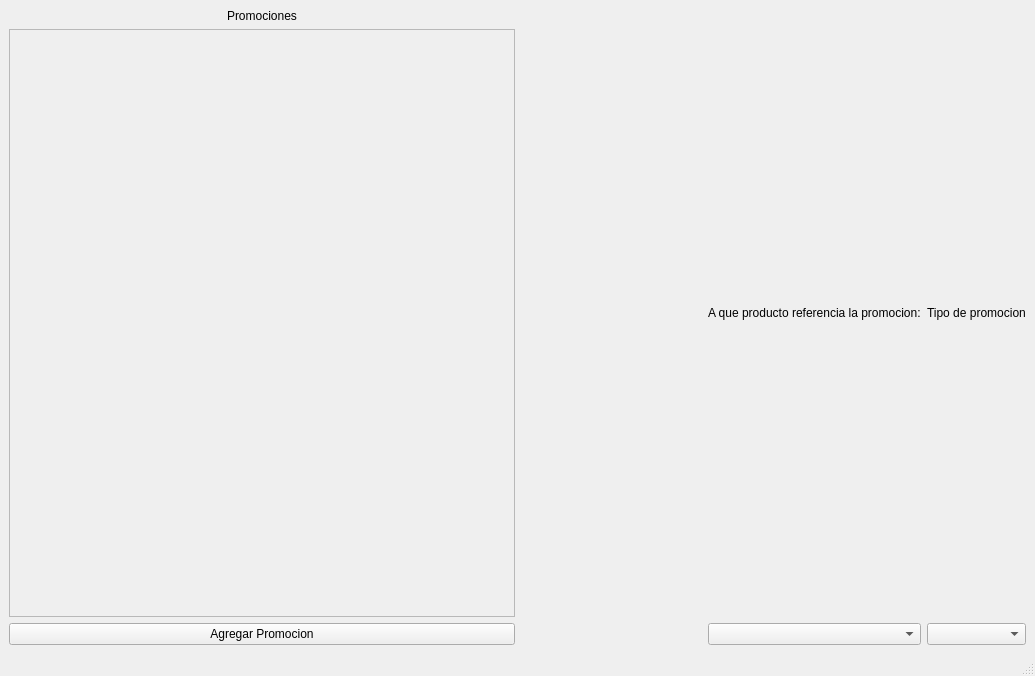
The window that RawInterfaces/Promociones.ui (Ventthos/PollosExpress) describes before a commit, drawn with Qt 5.
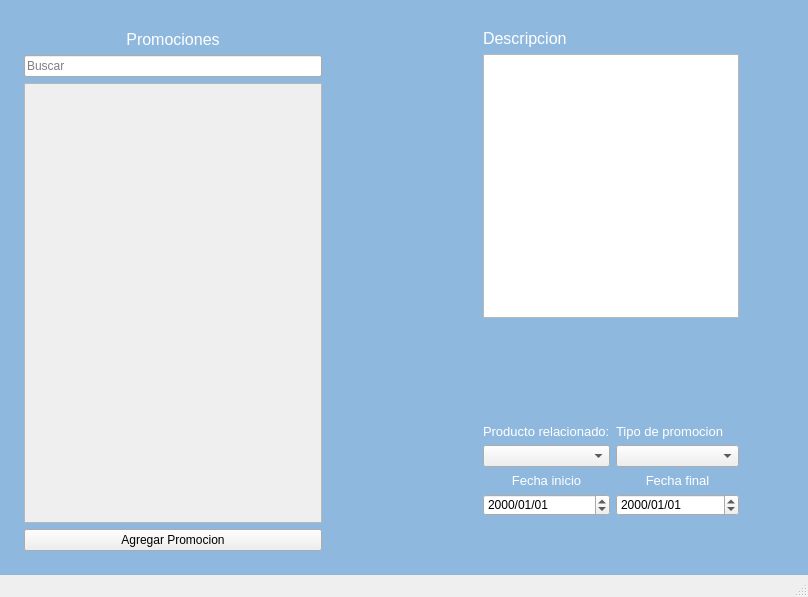
The same window after the commit.

What changed in the file:
```diff
--- a/RawInterfaces/Promociones.ui
+++ b/RawInterfaces/Promociones.ui
@@ -6,19 +6,52 @@
    <rect>
     <x>0</x>
     <y>0</y>
-    <width>1035</width>
-    <height>676</height>
+    <width>808</width>
+    <height>597</height>
    </rect>
   </property>
   <property name="windowTitle">
    <string>Promociones</string>
   </property>
   <widget class="QWidget" name="centralwidget">
+   <property name="styleSheet">
+    <string notr="true">#centralwidget {
+background-color: #8fb8de;
+}</string>
+   </property>
    <layout class="QHBoxLayout" name="horizontalLayout">
     <item>
-     <layout class="QVBoxLayout" name="verticalLayout">
-      <item>
+     <layout class="QGridLayout" name="gridLayout">
+      <property name="leftMargin">
+       <number>15</number>
+      </property>
+      <property name="topMargin">
+       <number>15</number>
+      </property>
+      <property name="rightMargin">
+       <number>15</number>
+      </property>
+      <property name="bottomMargin">
+       <number>15</number>
+      </property>
+      <item row="1" column="0">
        <widget class="QLabel" name="label_3">
+        <property name="maximumSize">
+         <size>
+          <width>500</width>
+          <height>16777215</height>
+         </size>
+        </property>
+        <property name="font">
+         <font>
+          <pointsize>12</pointsize>
+         </font>
+        </property>
+        <property name="styleSheet">
+         <string notr="true">#label_3 {
+color: white;
+}</string>
+        </property>
         <property name="text">
          <string>Promociones</string>
         </property>
@@ -27,8 +60,65 @@
         </property>
        </widget>
       </item>
-      <item>
+      <item row="0" column="0">
+       <widget class="QFrame" name="frame">
+        <property name="frameShape">
+         <enum>QFrame::StyledPanel</enum>
+        </property>
+        <property name="frameShadow">
+         <enum>QFrame::Raised</enum>
+        </property>
+       </widget>
+      </item>
+      <item row="2" column="0">
+       <widget class="QLineEdit" name="BuscadorPromociones">
+        <property name="maximumSize">
+         <size>
+          <width>500</width>
+          <height>16777215</height>
+         </size>
+        </property>
+        <property name="cursor">
+         <cursorShape>IBeamCursor</cursorShape>
+        </property>
+        <property name="placeholderText">
+         <string>Buscar</string>
+        </property>
+       </widget>
+      </item>
+      <item row="4" column="0">
+       <widget class="QPushButton" name="BotonAgregarPromocion">
+        <property name="maximumSize">
+         <size>
+          <width>500</width>
+          <height>16777215</height>
+         </size>
+        </property>
+        <property name="text">
+         <string>Agregar Promocion</string>
+        </property>
+       </widget>
+      </item>
+      <item row="3" column="0">
        <widget class="QScrollArea" name="scrollAreaPromociones">
+        <property name="sizePolicy">
+         <sizepolicy hsizetype="Expanding" vsizetype="Expanding">
+          <horstretch>0</horstretch>
+          <verstretch>0</verstretch>
+         </sizepolicy>
+        </property>
+        <property name="minimumSize">
+         <size>
+          <width>240</width>
+          <height>0</height>
+         </size>
+        </property>
+        <property name="maximumSize">
+         <size>
+          <width>500</width>
+          <height>16777215</height>
+         </size>
+        </property>
         <property name="widgetResizable">
          <bool>true</bool>
         </property>
@@ -37,53 +127,216 @@
           <rect>
            <x>0</x>
            <y>0</y>
-           <width>502</width>
-           <height>547</height>
+           <width>238</width>
+           <height>398</height>
           </rect>
          </property>
         </widget>
        </widget>
       </item>
-      <item>
-       <widget class="QPushButton" name="BotonAgregarPromocion">
-        <property name="text">
-         <string>Agregar Promocion</string>
-        </property>
-       </widget>
-      </item>
      </layout>
     </item>
     <item>
-     <layout class="QGridLayout" name="gridLayout">
-      <item row="1" column="1">
-       <widget class="QComboBox" name="PromocionBox"/>
-      </item>
-      <item row="0" column="2">
-       <widget class="QLabel" name="label_2">
-        <property name="text">
-         <string>Tipo de promocion</string>
-        </property>
-       </widget>
-      </item>
-      <item row="1" column="2">
-       <widget class="QComboBox" name="TipoPromocionBox"/>
-      </item>
-      <item row="0" column="1">
-       <widget class="QLabel" name="label">
-        <property name="text">
-         <string>A que producto referencia la promocion:</string>
-        </property>
-       </widget>
+     <spacer name="horizontalSpacer">
+      <property name="orientation">
+       <enum>Qt::Horizontal</enum>
+      </property>
+      <property name="sizeType">
+       <enum>QSizePolicy::Preferred</enum>
+      </property>
+      <property name="sizeHint" stdset="0">
+       <size>
+        <width>120</width>
+        <height>20</height>
+       </size>
+      </property>
+     </spacer>
+    </item>
+    <item>
+     <layout class="QGridLayout" name="GridPromociones">
+      <property name="leftMargin">
+       <number>20</number>
+      </property>
+      <property name="topMargin">
+       <number>20</number>
+      </property>
+      <property name="rightMargin">
+       <number>60</number>
+      </property>
+      <property name="bottomMargin">
+       <number>10</number>
+      </property>
+      <item row="2" column="0">
+       <layout class="QGridLayout" name="gridLayout_3">
+        <item row="0" column="0">
+         <layout class="QGridLayout" name="GridDatos">
+          <property name="leftMargin">
+           <number>0</number>
+          </property>
+          <property name="topMargin">
+           <number>100</number>
+          </property>
+          <item row="3" column="1">
+           <widget class="QDateEdit" name="FechaFinalBox">
+            <property name="displayFormat">
+             <string>yyyy/MM/dd</string>
+            </property>
+           </widget>
+          </item>
+          <item row="3" column="0">
+           <widget class="QDateEdit" name="FechaInicioBox">
+            <property name="buttonSymbols">
+             <enum>QAbstractSpinBox::UpDownArrows</enum>
+            </property>
+            <property name="displayFormat">
+             <string>yyyy/MM/dd</string>
+            </property>
+           </widget>
+          </item>
+          <item row="1" column="1">
+           <widget class="QComboBox" name="TipoPromocionBox"/>
+          </item>
+          <item row="0" column="0">
+           <widget class="QLabel" name="label">
+            <property name="font">
+             <font>
+              <pointsize>10</pointsize>
+             </font>
+            </property>
+            <property name="styleSheet">
+             <string notr="true">#label{
+color: white;
+}</string>
+            </property>
+            <property name="text">
+             <string>Producto relacionado:</string>
+            </property>
+            <property name="buddy">
+             <cstring>PromocionBox</cstring>
+            </property>
+           </widget>
+          </item>
+          <item row="0" column="1">
+           <widget class="QLabel" name="label_2">
+            <property name="font">
+             <font>
+              <pointsize>10</pointsize>
+             </font>
+            </property>
+            <property name="styleSheet">
+             <string notr="true">#label_2 {
+color: white;
+}</string>
+            </property>
+            <property name="text">
+             <string>Tipo de promocion</string>
+            </property>
+            <property name="buddy">
+             <cstring>TipoPromocionBox</cstring>
+            </property>
+           </widget>
+          </item>
+          <item row="2" column="1">
+           <widget class="QLabel" name="label_4">
+            <property name="font">
+             <font>
+              <pointsize>10</pointsize>
+             </font>
+            </property>
+            <property name="styleSheet">
+             <string notr="true">#label_4{
+color: white;
+}</string>
+            </property>
+            <property name="text">
+             <string>Fecha final</string>
+            </property>
+            <property name="alignment">
+             <set>Qt::AlignCenter</set>
+            </property>
+            <property name="buddy">
+             <cstring>FechaFinalBox</cstring>
+            </property>
+           </widget>
+          </item>
+          <item row="1" column="0">
+           <widget class="QComboBox" name="PromocionBox"/>
+          </item>
+          <item row="2" column="0">
+           <widget class="QLabel" name="labelFechaInicio">
+            <property name="font">
+             <font>
+              <pointsize>10</pointsize>
+             </font>
+            </property>
+            <property name="layoutDirection">
+             <enum>Qt::LeftToRight</enum>
+            </property>
+            <property name="styleSheet">
+             <string notr="true">#labelFechaInicio {
+color: white;
+}</string>
+            </property>
+            <property name="text">
+             <string>Fecha inicio</string>
+            </property>
+            <property name="alignment">
+             <set>Qt::AlignCenter</set>
+            </property>
+            <property name="buddy">
+             <cstring>FechaInicioBox</cstring>
+            </property>
+           </widget>
+          </item>
+         </layout>
+        </item>
+       </layout>
       </item>
       <item row="0" column="0">
-       <spacer name="horizontalSpacer">
+       <widget class="QLabel" name="label_5">
+        <property name="maximumSize">
+         <size>
+          <width>500</width>
+          <height>16777215</height>
+         </size>
+        </property>
+        <property name="font">
+         <font>
+          <pointsize>12</pointsize>
+         </font>
+        </property>
+        <property name="styleSheet">
+         <string notr="true">#label_5{
+color: white;
+}</string>
+        </property>
+        <property name="text">
+         <string>Descripcion</string>
+        </property>
+       </widget>
+      </item>
+      <item row="1" column="0">
+       <widget class="QTextEdit" name="textEdit">
+        <property name="maximumSize">
+         <size>
+          <width>500</width>
+          <height>16777215</height>
+         </size>
+        </property>
+       </widget>
+      </item>
+      <item row="3" column="0">
+       <spacer name="verticalSpacer">
         <property name="orientation">
-         <enum>Qt::Horizontal</enum>
+         <enum>Qt::Vertical</enum>
+        </property>
+        <property name="sizeType">
+         <enum>QSizePolicy::Maximum</enum>
         </property>
         <property name="sizeHint" stdset="0">
          <size>
-          <width>40</width>
-          <height>20</height>
+          <width>20</width>
+          <height>40</height>
          </size>
         </property>
        </spacer>
```
Left out of the diff: 5 changed lines with no effect on the pictures.
